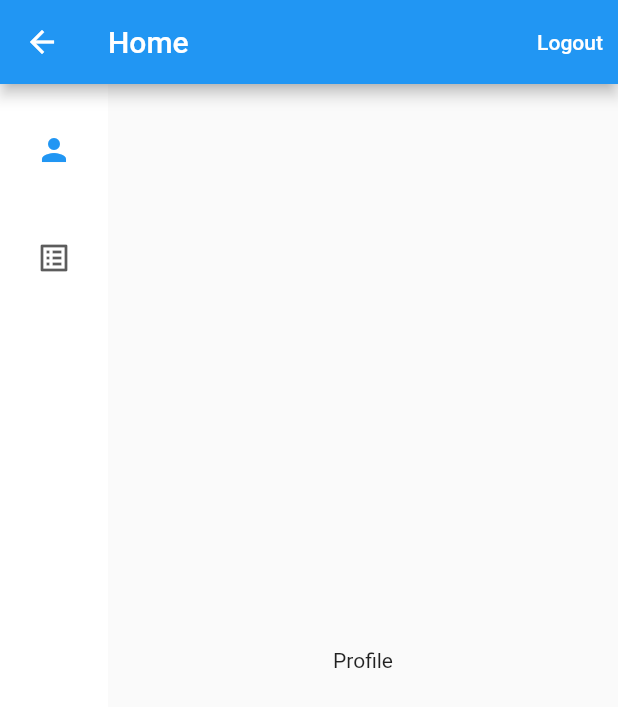
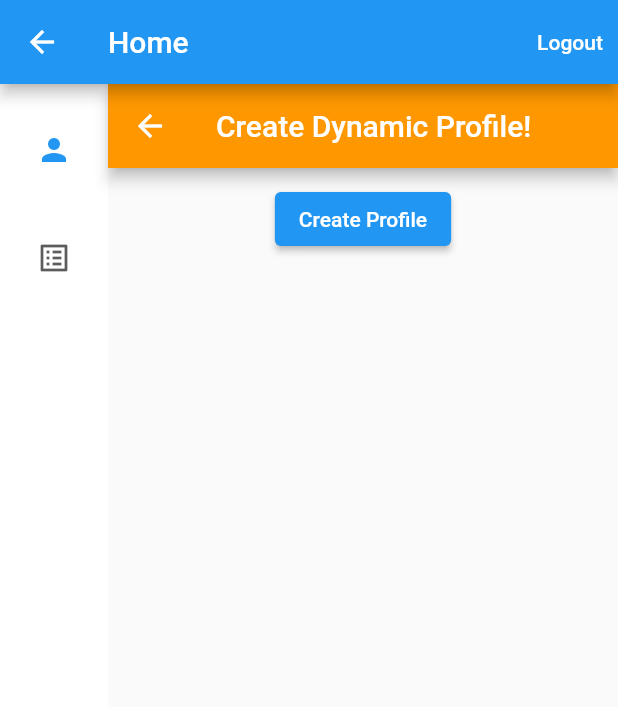
Before and after one commit to jaiminrana05/basic-navigation-go-route, a Flutter app: the HomePage screen opened directly, on a phone screen of 412 x 824 dp. Shown: the top 707 px of the screen. Run offline on Flutter 3.47's test engine with Material 2 defaults, Android fonts, the phone set to English and light mode, and no system bars; our stand-ins replace flutter_mobx, go_router, mobx, shared_preferences; accounts and stored records are empty; generated files the repository leaves out were written again.

Commit message:
:sparkles: Nested Routing, Deeplinking-path parameter

```diff
--- a/lib/pages/home_page.dart
+++ b/lib/pages/home_page.dart
@@ -1,5 +1,6 @@
 import 'package:basic_navigation_go_route/pages/profile/profile_page.dart';
 import 'package:basic_navigation_go_route/pages/questionnaire/questionnaire_home.dart';
+import 'package:basic_navigation_go_route/utils/local_storage.dart';
 import 'package:flutter/material.dart';
 import 'package:go_router/go_router.dart';
 
--- a/lib/pages/login/login_store.dart
+++ b/lib/pages/login/login_store.dart
@@ -14,7 +14,7 @@ abstract class LogInBase with Store {
   void signIn(BuildContext context) {
     if (email.text.isNotEmpty && password.text.isNotEmpty) {
       UserSimplePreferences().setUser(userLogInStatus: true);
-      context.goNamed('HomeScreen',params: {'tab': 'profile'});
+      context.goNamed('HomeScreen', params: {'tab': 'profile'});
       dispose();
     }
   }
--- a/lib/pages/profile/profile_page.dart
+++ b/lib/pages/profile/profile_page.dart
@@ -1,19 +1,62 @@
+import 'dart:math';
+
+import 'package:basic_navigation_go_route/pages/profile/profile_store.dart';
 import 'package:flutter/material.dart';
+import 'package:flutter_mobx/flutter_mobx.dart';
+import 'package:go_router/go_router.dart';
+import 'package:provider/provider.dart';
 
-class ProfilePage extends StatefulWidget {
+class ProfilePage extends StatelessWidget {
   const ProfilePage({Key? key}) : super(key: key);
 
   @override
-  State<ProfilePage> createState() => _ProfilePageState();
-}
-
-class _ProfilePageState extends State<ProfilePage> {
-  @override
   Widget build(BuildContext context) {
-    return const Scaffold(
-      body: Center(
-        child: Text('Profile'),
+    final store = Provider.of<ProfileStore>(context);
+    final profileStoreList = store.profileList;
+    return Scaffold(
+      appBar: AppBar(
+        title: const Text('Create Dynamic Profile!'),
+        backgroundColor: Colors.orange,
+      ),
+      body: Column(
+        children: [
+          const SizedBox(height: 10),
+          ElevatedButton(
+            onPressed: () {
+              var randomInt = Random().nextInt(10000);
+              store.onCreate(randomInt.toString());
+            },
+            child: const Text('Create Profile'),
+          ),
+          Expanded(
+            child: Observer(
+              builder: (context) {
+                return ListView.builder(
+                  itemCount: profileStoreList.length,
+                  itemBuilder: (context, i) {
+                    return ListTile(
+                      title: Text('profileId ${i + 1}'),
+                      subtitle: Text(profileStoreList[i].id),
+                      onTap: () => context.goNamed(
+                        'SingleProfile',
+                        queryParams: {
+                          'id': profileStoreList[i].id,
+                        },
+                        params: {'tab': 'profile'},
+                      ),
+                    );
+                  },
+                );
+              },
+            ),
+          )
+        ],
       ),
     );
   }
 }
+
+class NewProfile {
+  NewProfile(this.id);
+  final String id;
+}
--- a/lib/pages/profile/profile_store.dart
+++ b/lib/pages/profile/profile_store.dart
@@ -1,21 +1,14 @@
-// import 'package:basic_navigation_go_route/pages/profile/profile_page.dart';
-// import 'package:flutter/cupertino.dart';
-// import 'package:mobx/mobx.dart';
-//
-// part 'profile_store.g.dart';
-//
-// class ProfileStore = ProfileBase with _$ProfileStore;
-//
-// abstract class ProfileBase with Store {
-//   @observable
-//   ObservableList<NewProfile> profileList = ObservableList<NewProfile>();
-//
-//   void addToProfileList(NewProfile profile) {
-//     profileList.add(profile);
-//   }
-//
-//   void onCreate(String id, BuildContext context) {
-//     final profileList = NewProfile(id);
-//     addToProfileList(profileList);
-//   }
-// }
+import 'package:basic_navigation_go_route/pages/profile/profile_page.dart';
+import 'package:mobx/mobx.dart';
+
+part 'profile_store.g.dart';
+
+class ProfileStore = ProfileBase with _$ProfileStore;
+
+abstract class ProfileBase with Store {
+  ObservableList<NewProfile> profileList = ObservableList<NewProfile>();
+
+  void onCreate(String id) {
+    profileList.add(NewProfile(id));
+  }
+}
--- a/lib/route/route.dart
+++ b/lib/route/route.dart
@@ -10,6 +10,7 @@ import 'package:go_router/go_router.dart';
 
 import '../pages/error_page.dart';
 import '../pages/home_page.dart';
+import '../pages/profile/single_profile_page.dart';
 import '../pages/questionnaire/test_page.dart';
 import '../pages/quiz/quiz_result_page.dart';
 
@@ -61,7 +62,7 @@ class MyRoutes {
               return QuestionIntroScreen(id: id);
             },
             redirect: (state) {
-              if(state.queryParams['id'] != 'test123'){
+              if (state.queryParams['id'] != 'test123') {
                 return '/HomeScreen/profile';
               }
               if (!UserSimplePreferences().getTestStatus()) {
@@ -78,7 +79,7 @@ class MyRoutes {
                   return UserInfoPage(id: id);
                 },
                 redirect: (state) {
-                  if(state.queryParams['id'] != 'test123'){
+                  if (state.queryParams['id'] != 'test123') {
                     return '/HomeScreen/profile';
                   }
                   if (!UserSimplePreferences().getTestStatus()) {
@@ -94,7 +95,7 @@ class MyRoutes {
                   child: TestPage(),
                 ),
                 redirect: (state) {
-                  if(state.queryParams['id'] != 'test123'){
+                  if (state.queryParams['id'] != 'test123') {
                     return '/HomeScreen/profile';
                   }
                   if (!UserSimplePreferences().getTestStatus()) {
@@ -111,6 +112,18 @@ class MyRoutes {
             pageBuilder: (context, state) => const MaterialPage(
               child: ProfilePage(),
             ),
+          ),
+          GoRoute(
+            path: 'singleProfile',
+            name: 'SingleProfile',
+            pageBuilder: (context, state) {
+              final id = int.parse(state.queryParams['id'] ?? '0');
+              return MaterialPage(
+                child: SingleProfilePage(
+                  profileId: id,
+                ),
+              );
+            },
           ),
           GoRoute(
             path: 'quizList',
@@ -136,6 +149,8 @@ class MyRoutes {
                     throw 'Result of Quiz : $currentQuizResult Not Found!';
                   }
                 },
+
+                ///just other way to handle error page when data not found
                 // redirect: (state) {
                 //   final currentQuizResult =
                 //       int.parse(state.queryParams['currentQuiz'] ?? '100');
```
Also changed, not shown: lib/main.dart (+11 -2 lines), lib/pages/profile/single_profile_page.dart (added, +24 -0 lines).
